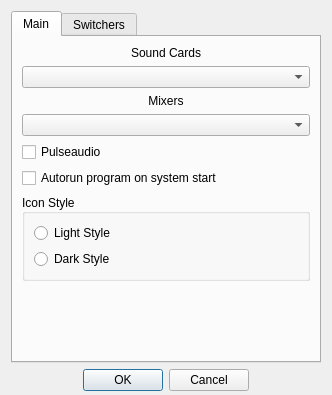
Qt form qt/qtalsavolume/settingsdialog.ui (Vitozz/kukuruzo) before a commit.
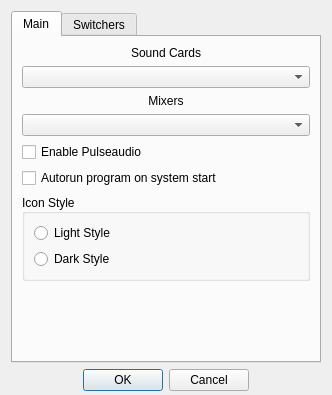
The same form after that commit.

What changed in the file:
```diff
--- a/qt/qtalsavolume/settingsdialog.ui
+++ b/qt/qtalsavolume/settingsdialog.ui
@@ -111,7 +111,7 @@
          <item>
           <widget class="QCheckBox" name="usePulseaudio">
            <property name="text">
-            <string>Pulseaudio</string>
+            <string>Enable Pulseaudio</string>
            </property>
           </widget>
          </item>
```
Left out of the diff: 6 changed lines with no effect on the pictures.
